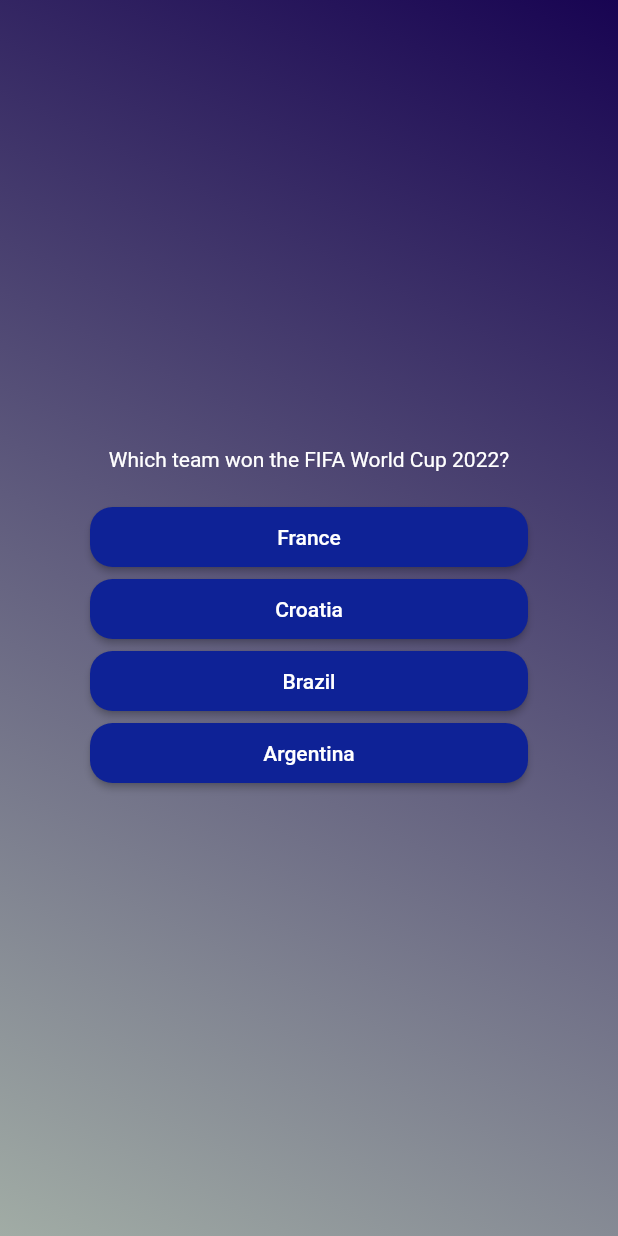
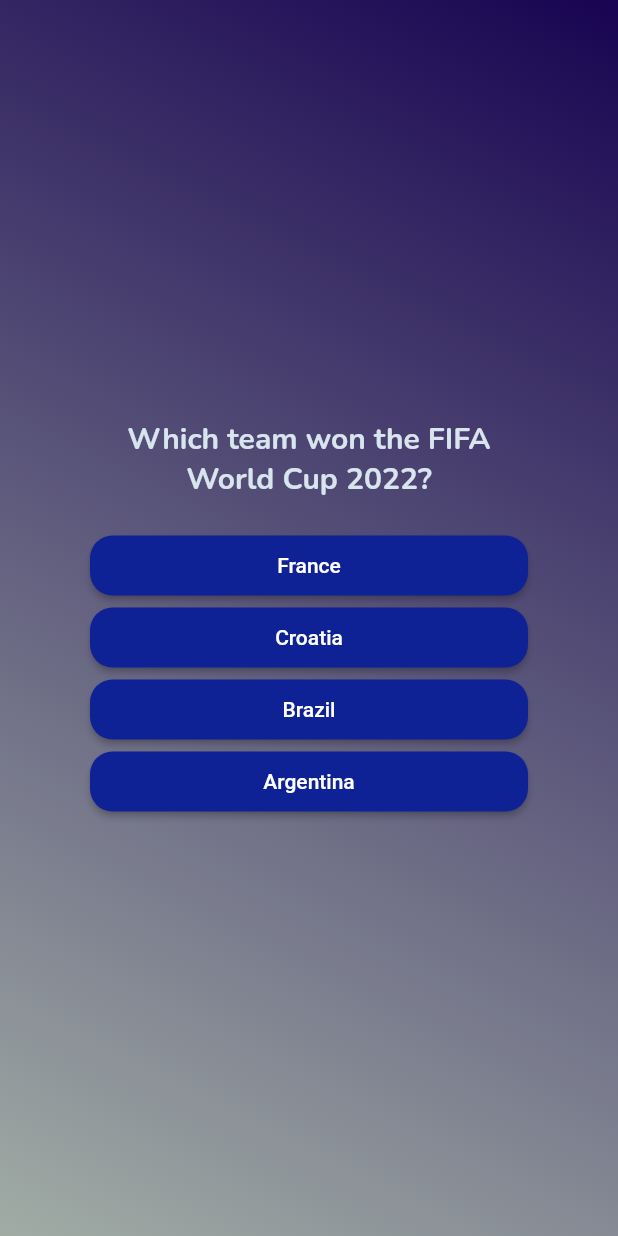
Before and after one commit to sharmakeshav10/Flutter_mini-proejcts, a Flutter app: the screen it shows after launch, after a tap on "Let's play", on a phone screen of 412 x 824 dp. Run offline on Flutter 3.47's test engine with Material 2 defaults, Android fonts, the phone set to English and light mode, and no system bars; our stand-ins replace battery, device_info, google_fonts.

Commit message:
managing the questions as a state

```diff
--- a/quiz_app/lib/question_screen.dart
+++ b/quiz_app/lib/question_screen.dart
@@ -1,6 +1,7 @@
 import 'package:flutter/material.dart';
 import 'package:quiz_app/answer_button.dart';
 import 'package:quiz_app/data/questions.dart';
+import 'package:google_fonts/google_fonts.dart';
 
 class QuestionScreen extends StatefulWidget {
   const QuestionScreen({super.key});
@@ -12,9 +13,17 @@ class QuestionScreen extends StatefulWidget {
 }
 
 class _QuestionScreenState extends State<QuestionScreen> {
-  var currentQuestion = questions[0];
+  var currentQuestionIndex = 0;
+
+  void answerQuestion() {
+    setState(() {
+      currentQuestionIndex += 1;
+    });
+  }
+
   @override
   Widget build(context) {
+    var currentQuestion = questions[currentQuestionIndex];
     return Container(
       margin: EdgeInsets.all(60),
       child: Center(
@@ -24,7 +33,10 @@ class _QuestionScreenState extends State<QuestionScreen> {
           children: [
             Text(
               currentQuestion.text,
-              style: TextStyle(color: Colors.white),
+              style: GoogleFonts.nunito(
+                  color: Color.fromARGB(255, 216, 228, 238),
+                  fontSize: 20,
+                  fontWeight: FontWeight.bold),
               textAlign: TextAlign.center,
             ),
             const SizedBox(
@@ -33,7 +45,7 @@ class _QuestionScreenState extends State<QuestionScreen> {
             //getShuffled will shuffle our list on every reload but our original list is not mutated
             ...currentQuestion.getShuffledAnswers().map(
               (answer) {
-                return AnswerButton(answerText: answer, onTap: () {});
+                return AnswerButton(answerText: answer, onTap: answerQuestion);
               },
             ),
           ],
--- a/quiz_app/pubspec.yaml
+++ b/quiz_app/pubspec.yaml
@@ -34,6 +34,7 @@ dependencies:
   # The following adds the Cupertino Icons font to your application.
   # Use with the CupertinoIcons class for iOS style icons.
   cupertino_icons: ^1.0.2
+  google_fonts: ^6.1.0
 
 dev_dependencies:
   flutter_test:
```
Also changed, not shown: quiz_app/pubspec.lock, 1 other file.
